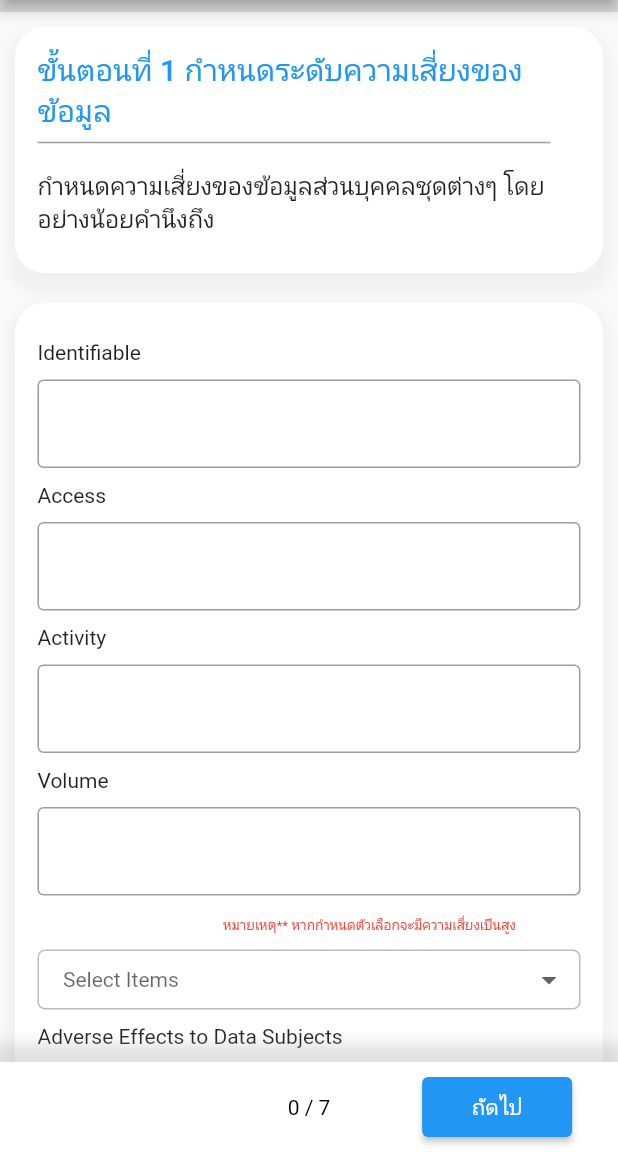
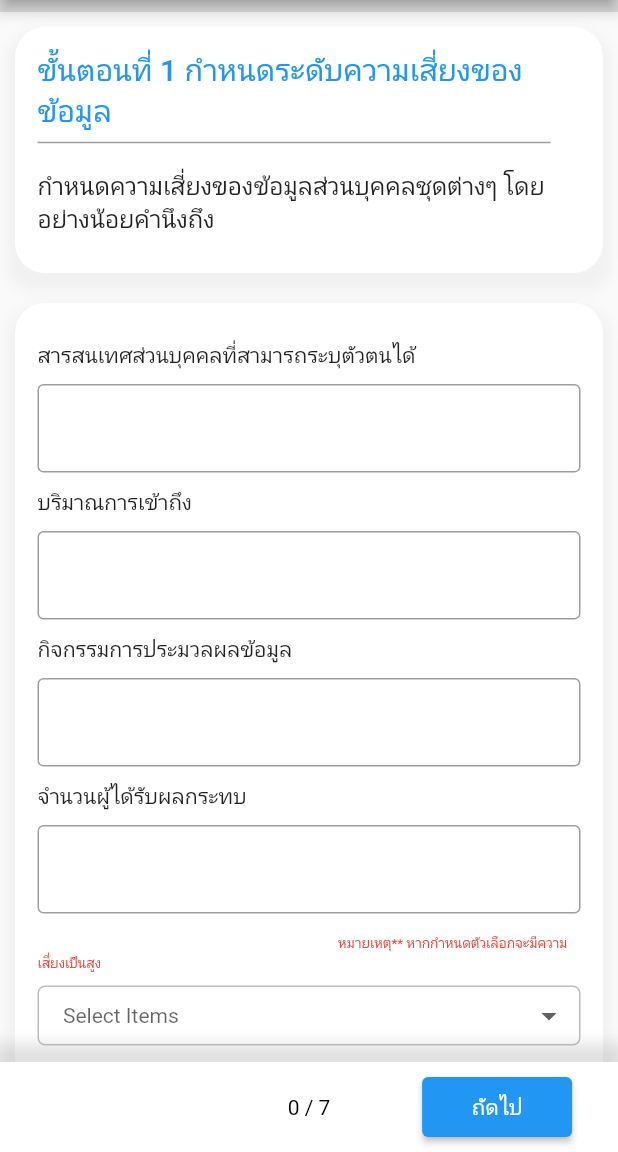
Before and after one commit to ThanaboonHongma/DPIA, a Flutter app: the IdentificationPage1 screen opened by its route, on a phone screen of 412 x 824 dp, the part 84-1236 px from its top. Run offline on Flutter 3.47's test engine with Material 2 defaults, Android fonts, the light colour scheme and no system bars; drawn by our look-alikes of dropdown_button2; our stand-ins replace animated_splash_screen, cloud_firestore, firebase_auth, firebase_core, go_router, google_fonts and 1 more; accounts and stored records are empty.

Commit message:
translate step 1.1

```diff
--- a/lib/screens/dpia_determine_the_risk/determinetherisk.dart
+++ b/lib/screens/dpia_determine_the_risk/determinetherisk.dart
@@ -169,7 +169,7 @@ class _IdentificationPage1State extends State<IdentificationPage1> {
                       const SizedBox(
                         height: 10,
                       ),
-                      const Text('Identifiable'),
+                      const Text('สารสนเทศส่วนบุคคลที่สามารถระบุตัวตนได้'),
                       const SizedBox(
                         height: 10,
                       ),
@@ -184,7 +184,7 @@ class _IdentificationPage1State extends State<IdentificationPage1> {
                       const SizedBox(
                         height: 10,
                       ),
-                      const Text('Access'),
+                      const Text('บริมาณการเข้าถึง'),
                       const SizedBox(
                         height: 10,
                       ),
@@ -199,7 +199,7 @@ class _IdentificationPage1State extends State<IdentificationPage1> {
                       const SizedBox(
                         height: 10,
                       ),
-                      const Text('Activity'),
+                      const Text('กิจกรรมการประมวลผลข้อมูล'),
                       const SizedBox(
                         height: 10,
                       ),
@@ -214,7 +214,7 @@ class _IdentificationPage1State extends State<IdentificationPage1> {
                       const SizedBox(
                         height: 10,
                       ),
-                      const Text('Volume'),
+                      const Text('จำนวนผู้ได้รับผลกระทบ'),
                       const SizedBox(
                         height: 10,
                       ),
@@ -233,7 +233,7 @@ class _IdentificationPage1State extends State<IdentificationPage1> {
                         text:  TextSpan(
                           children: [
                             const TextSpan(
-                              text: 'Volume options   ',
+                              text: 'ประเภทผลกระทบเพิ่มเติม   ',
                             ),
                             TextSpan(
                               text:
@@ -356,7 +356,7 @@ class _IdentificationPage1State extends State<IdentificationPage1> {
                       const SizedBox(
                         height: 10,
                       ),
-                      const Text('Adverse Effects to Data Subjects'),
+                      const Text('ผลกระทบต่อเจ้าของข้อมูล'),
                       const SizedBox(
                         height: 10,
                       ),
@@ -371,7 +371,7 @@ class _IdentificationPage1State extends State<IdentificationPage1> {
                       const SizedBox(
                         height: 10,
                       ),
-                      const Text('Adverse Effects to Organization'),
+                      const Text('ผลกระทบต่อองค์กร'),
                       const SizedBox(
                         height: 10,
                       ),
```
